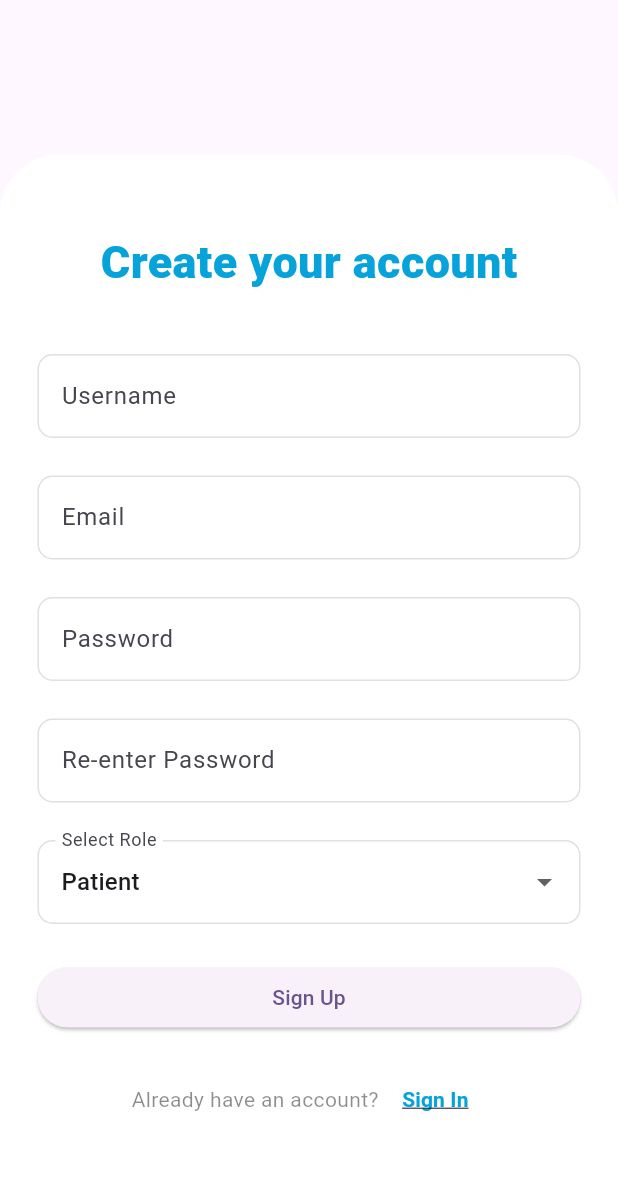
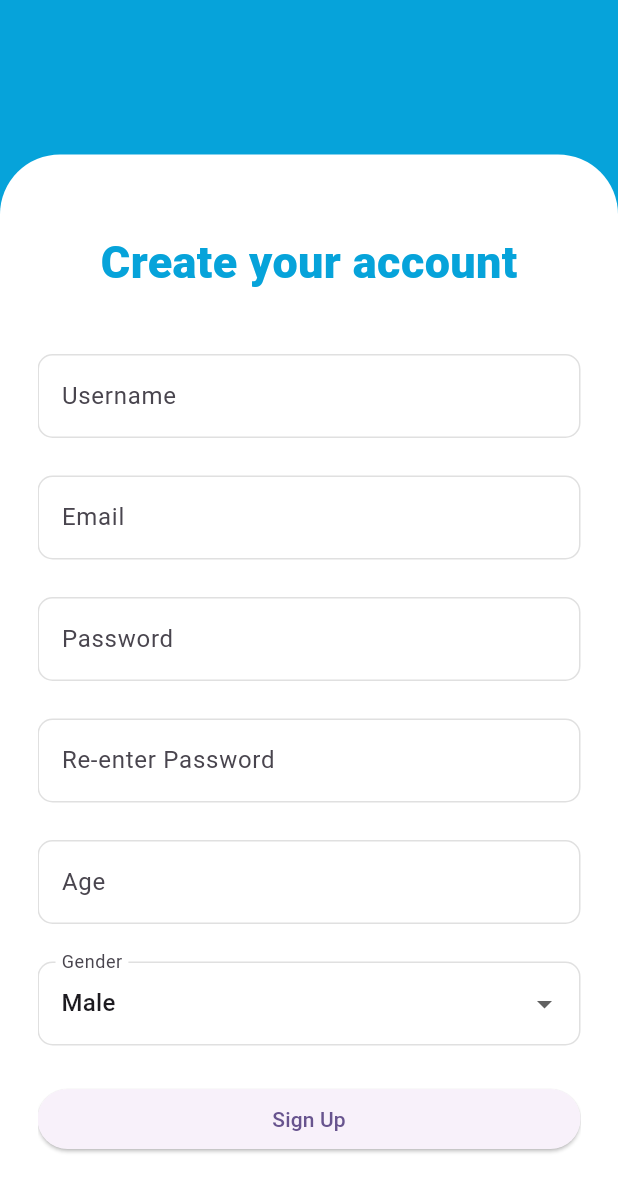
Before and after one commit to bushrajay10/MindflexMobApp, a Flutter app: the SignUpScreen screen opened by its route, on a phone screen of 412 x 824 dp. Shown: the top 1192 px of the screen. Run offline on Flutter 3.47's test engine with Material 3 defaults, Android fonts, the light colour scheme and no system bars; our stand-ins replace cloud_firestore, curved_navigation_bar, email_validator, firebase_auth, firebase_core, youtube_player_flutter; accounts and stored records are empty.

Commit message:
add some feature

```diff
--- a/classico/lib/main.dart
+++ b/classico/lib/main.dart
@@ -34,7 +34,7 @@ class MyApp extends StatelessWidget {
         useMaterial3: true,
       ),
       debugShowCheckedModeBanner: false,
-      home: const Home_Screen(), // Your SignInScreen as the home
+      home: const BookAppointmentScreen(), // Your SignInScreen as the home
       routes: {
         '/signup': (context) => const SignUpScreen(), // Define the route for SignUpScreen
         '/home': (context) => Home_Screen(), // Your home screen
--- a/classico/lib/screens/ProfileScreen.dart
+++ b/classico/lib/screens/ProfileScreen.dart
@@ -1,7 +1,7 @@
 import 'package:cloud_firestore/cloud_firestore.dart';
 import 'package:firebase_auth/firebase_auth.dart';
 import 'package:flutter/material.dart';
-import 'package:flutter/Home_screen.dart';
+
 
 class ProfileScreen extends StatefulWidget {
   const ProfileScreen({Key? key}) : super(key: key);
--- a/classico/lib/screens/game_navbar.dart
+++ b/classico/lib/screens/game_navbar.dart
@@ -1,5 +1,4 @@
 import 'package:Mindlfex/screens/BookAppointmentScreen.dart';
-import 'package:Mindlfex/screens/profile_drawer.dart';
 import 'package:Mindlfex/screens/searchDr.dart';
 import 'package:curved_navigation_bar/curved_navigation_bar.dart';
 import 'package:flutter/material.dart';
@@ -121,7 +120,7 @@ class gamenav extends StatelessWidget {
                   ],
                 ),
               ),
-              _drawerItem('Profile', Profile(), context),
+
               //_drawerItem('Privacy Policy', const Privacypolicy(), context),
               //_drawerItem('My Doctors', const mydoc(), context),
               _drawerItem('My Appointments', const myappoint(), context),
--- a/classico/lib/screens/signin_screen.dart
+++ b/classico/lib/screens/signin_screen.dart
@@ -24,6 +24,7 @@ class _SignInScreenState extends State<SignInScreen> {
   @override
   Widget build(BuildContext context) {
     return Scaffold(
+      backgroundColor: const Color(0xFF06A3DA), // Set the background color to blue
       body: Column(
         children: [
           const Expanded(
--- a/classico/lib/screens/signup_screen.dart
+++ b/classico/lib/screens/signup_screen.dart
@@ -19,13 +19,15 @@ class _SignUpScreenState extends State<SignUpScreen> {
   String password = '';
   String rePassword = '';
   String username = '';
-  String selectedRole = 'Patient'; // Default role
+  int age = 18; // Default age
+  String gender = 'Male'; // Default gender
 
-  List<String> roles = ['Patient', 'Doctor']; // Available roles for selection
+  List<String> genders = ['Male', 'Female', 'Other'];
 
   @override
   Widget build(BuildContext context) {
     return Scaffold(
+      backgroundColor: const Color(0xFF06A3DA), // Set the background color to blue
       body: Column(
         children: [
           const Expanded(
@@ -166,18 +168,48 @@ class _SignUpScreenState extends State<SignUpScreen> {
                         ),
                       ),
                       const SizedBox(height: 25.0),
+                      TextFormField(
+                        keyboardType: TextInputType.number,
+                        onChanged: (value) {
+                          age = int.tryParse(value) ?? 18;
+                        },
+                        validator: (value) {
+                          if (value == null || value.isEmpty) {
+                            return 'Please enter your age';
+                          }
+                          final ageValue = int.tryParse(value);
+                          if (ageValue == null || ageValue < 18 || ageValue > 80) {
+                            return 'Age must be between 18 and 80';
+                          }
+                          return null;
+                        },
+                        decoration: InputDecoration(
+                          label: const Text('Age'),
+                          hintText: 'Enter your age',
+                          hintStyle: const TextStyle(color: Colors.black26),
+                          border: OutlineInputBorder(
+                            borderSide: const BorderSide(color: Colors.black12),
+                            borderRadius: BorderRadius.circular(10),
+                          ),
+                          enabledBorder: OutlineInputBorder(
+                            borderSide: const BorderSide(color: Colors.black12),
+                            borderRadius: BorderRadius.circular(10),
+                          ),
+                        ),
+                      ),
+                      const SizedBox(height: 25.0),
                       DropdownButtonFormField<String>(
-                        value: selectedRole,
-                        items: roles.map((role) {
-                          return DropdownMenuItem<String>(value: role, child: Text(role));
+                        value: gender,
+                        items: genders.map((gender) {
+                          return DropdownMenuItem<String>(value: gender, child: Text(gender));
                         }).toList(),
                         onChanged: (value) {
                           setState(() {
-                            selectedRole = value!;
+                            gender = value!;
                           });
                         },
                         decoration: InputDecoration(
-                          labelText: 'Select Role',
+                          labelText: 'Gender',
                           border: OutlineInputBorder(
                             borderSide: const BorderSide(color: Colors.black12),
                             borderRadius: BorderRadius.circular(10),
@@ -200,29 +232,20 @@ class _SignUpScreenState extends State<SignUpScreen> {
                                   password: password,
                                 );
 
-                                // Get the current user
                                 User? user = userCredential.user;
                                 if (user != null) {
-                                  // Save user data to Firestore
                                   await FirebaseFirestore.instance.collection('users').doc(user.uid).set({
                                     'email': email,
                                     'username': username,
-                                    'role': selectedRole, // Save the selected role
+                                    'age': age,
+                                    'gender': gender,
                                     'uid': user.uid,
                                   });
 
-                                  // Navigate to the appropriate screen based on role
-                                  if (selectedRole == 'Patient') {
-                                    Navigator.pushReplacement(
-                                      context,
-                                      MaterialPageRoute(builder: (context) => Home_Screen()), // Patient Home Screen
-                                    );
-                                  } else if (selectedRole == 'Doctor') {
-                                    Navigator.pushReplacement(
-                                      context,
-                                      MaterialPageRoute(builder: (context) => DoctorHomeScreen()), // Doctor Home Screen
-                                    );
-                                  }
+                                  Navigator.pushReplacement(
+                                    context,
+                                    MaterialPageRoute(builder: (context) => Home_Screen()),
+                                  );
                                 }
                               } catch (e) {
                                 print('Error during sign up: $e');
```
Also changed, not shown: classico/lib/screens/BookAppointmentScreen.dart (+29 -52 lines), classico/lib/screens/profile_drawer.dart (deleted, +0 -214 lines), classico/lib/screens/searchdr.dart (+1 -9 lines).
